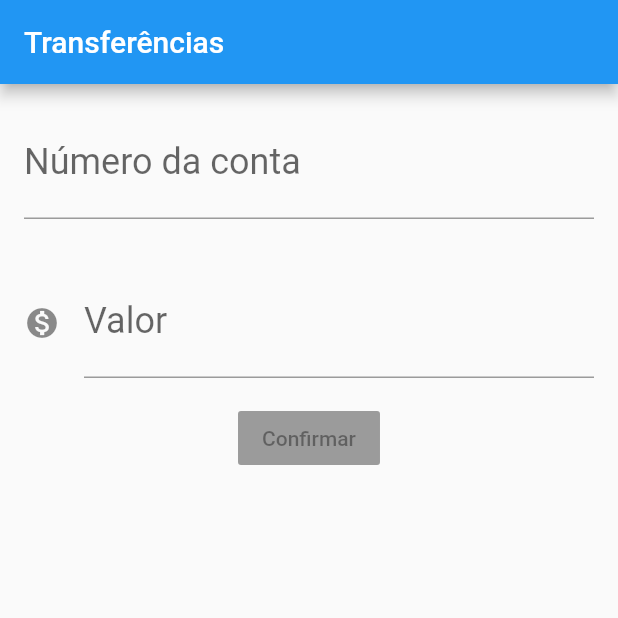
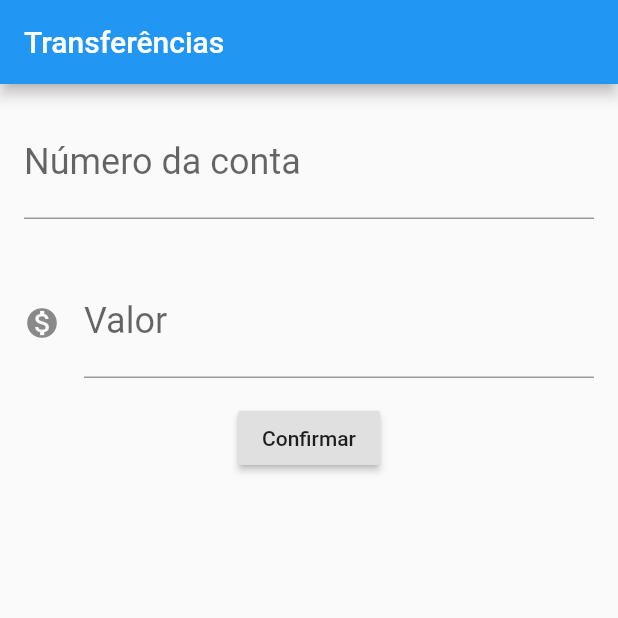
Before and after one commit to lucaswatanuki/bytebank-flutter, a Flutter app: the screen it shows after launch, on a phone screen of 412 x 824 dp, the top half of it. Run offline on Flutter 3.47's test engine with Material 2 defaults, Android fonts, the phone set to English and light mode, and no system bars.

```diff
--- a/lib/main.dart
+++ b/lib/main.dart
@@ -15,6 +15,10 @@ class BytebankApp extends StatelessWidget {
 }
 
 class FormularioTransferencia extends StatelessWidget {
+
+final TextEditingController _controladorNumeroConta = TextEditingController();
+final TextEditingController _controladorValor = TextEditingController();
+
   @override
   Widget build(BuildContext context) {
     return Scaffold(
@@ -23,6 +27,7 @@ class FormularioTransferencia extends StatelessWidget {
           Padding(
             padding: const EdgeInsets.all(16.0),
             child: TextField(
+              controller: _controladorNumeroConta,
               style: TextStyle(fontSize: 24.0),
               decoration: InputDecoration(
                   labelText: 'Número da conta', hintText: '0000'),
@@ -32,6 +37,7 @@ class FormularioTransferencia extends StatelessWidget {
           Padding(
             padding: const EdgeInsets.all(16.0),
             child: TextField(
+              controller: _controladorValor,
               style: TextStyle(fontSize: 24.0),
               decoration: InputDecoration(
                 icon: Icon(Icons.monetization_on),
@@ -41,6 +47,8 @@ class FormularioTransferencia extends StatelessWidget {
             ),
           ),
           RaisedButton(
+            onPressed: () {
+            },
             child: Text('Confirmar'),
           ),
         ],
```
Also changed, not shown: 1 other file.
